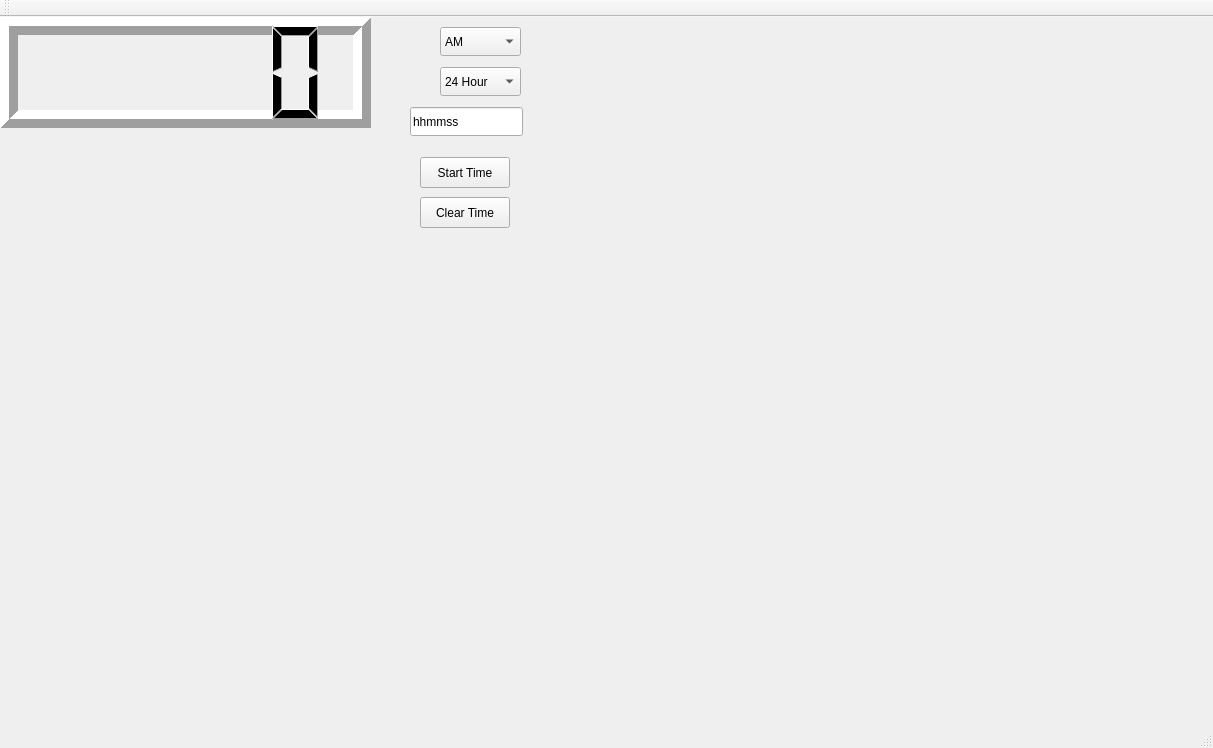
The window that WorkingClock/mainwindow.ui (jdrahoz/Clock) describes before a commit, drawn with Qt 5.
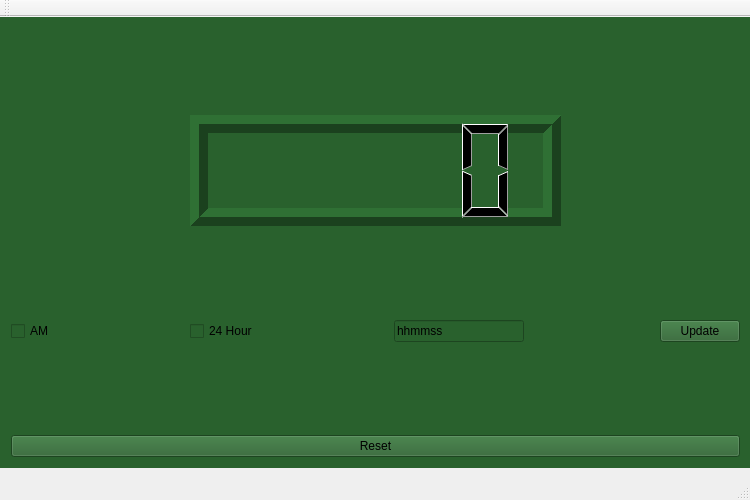
The same window after the commit.

What changed in the file:
```diff
--- a/WorkingClock/mainwindow.ui
+++ b/WorkingClock/mainwindow.ui
@@ -6,10 +6,16 @@
    <rect>
     <x>0</x>
     <y>0</y>
-    <width>1213</width>
-    <height>748</height>
+    <width>750</width>
+    <height>500</height>
    </rect>
   </property>
+  <property name="maximumSize">
+   <size>
+    <width>1000</width>
+    <height>1000</height>
+   </size>
+  </property>
   <property name="windowTitle">
    <string>MainWindow</string>
   </property>
@@ -19,21 +25,52 @@
      <rect>
       <x>0</x>
       <y>0</y>
-      <width>541</width>
-      <height>351</height>
+      <width>751</width>
+      <height>451</height>
      </rect>
     </property>
+    <property name="styleSheet">
+     <string notr="true">background-color: rgb(41, 97, 45);</string>
+    </property>
+    <layout class="QVBoxLayout" name="verticalLayout">
+     <item>
+      <spacer name="verticalSpacer">
+       <property name="orientation">
+        <enum>Qt::Vertical</enum>
+       </property>
+       <property name="sizeHint" stdset="0">
+        <size>
+         <width>20</width>
+         <height>66</height>
+        </size>
+       </property>
+      </spacer>
+     </item>
+     <item>
+      <layout class="QHBoxLayout" name="horizontalLayout_2">
+       <item>
+        <spacer name="horizontalSpacer_4">
+         <property name="orientation">
+          <enum>Qt::Horizontal</enum>
+         </property>
+         <property name="sizeHint" stdset="0">
+          <size>
+           <width>40</width>
+           <height>20</height>
+          </size>
+         </property>
+        </spacer>
+       </item>
+       <item>
     <widget class="QLCDNumber" name="Display">
      <property name="enabled">
       <bool>true</bool>
      </property>
-     <property name="geometry">
-      <rect>
-       <x>0</x>
-       <y>0</y>
+         <property name="minimumSize">
+          <size>
        <width>371</width>
        <height>111</height>
-      </rect>
+          </size>
      </property>
      <property name="mouseTracking">
       <bool>false</bool>
@@ -54,88 +91,127 @@
       <bool>false</bool>
      </property>
     </widget>
-    <widget class="QComboBox" name="comboBox">
-     <property name="enabled">
-      <bool>true</bool>
-     </property>
-     <property name="geometry">
-      <rect>
-       <x>440</x>
-       <y>10</y>
-       <width>81</width>
-       <height>29</height>
-      </rect>
-     </property>
+       </item>
+       <item>
+        <spacer name="horizontalSpacer_5">
+         <property name="orientation">
+          <enum>Qt::Horizontal</enum>
+         </property>
+         <property name="sizeHint" stdset="0">
+          <size>
+           <width>40</width>
+           <height>20</height>
+          </size>
+         </property>
+        </spacer>
+       </item>
+      </layout>
+     </item>
      <item>
+      <spacer name="verticalSpacer_2">
+       <property name="orientation">
+        <enum>Qt::Vertical</enum>
+       </property>
+       <property name="sizeHint" stdset="0">
+        <size>
+         <width>20</width>
+         <height>66</height>
+        </size>
+       </property>
+      </spacer>
+     </item>
+     <item>
+      <layout class="QHBoxLayout" name="horizontalLayout">
+       <item>
+        <widget class="QCheckBox" name="am">
       <property name="text">
        <string>AM</string>
       </property>
-     </item>
-     <item>
-      <property name="text">
-       <string>PM</string>
-      </property>
-     </item>
-    </widget>
-    <widget class="QComboBox" name="comboBox_2">
-     <property name="geometry">
-      <rect>
-       <x>440</x>
-       <y>50</y>
-       <width>81</width>
-       <height>29</height>
-      </rect>
-     </property>
+        </widget>
+       </item>
+       <item>
+        <spacer name="horizontalSpacer">
+         <property name="orientation">
+          <enum>Qt::Horizontal</enum>
+         </property>
+         <property name="sizeHint" stdset="0">
+          <size>
+           <width>40</width>
+           <height>20</height>
+          </size>
+         </property>
+        </spacer>
+       </item>
      <item>
+        <widget class="QCheckBox" name="mode">
       <property name="text">
        <string>24 Hour</string>
       </property>
-     </item>
-     <item>
-      <property name="text">
-       <string>12 Hour</string>
-      </property>
-     </item>
-    </widget>
-    <widget class="QLineEdit" name="lineEdit">
-     <property name="geometry">
-      <rect>
-       <x>410</x>
-       <y>90</y>
-       <width>113</width>
-       <height>29</height>
-      </rect>
-     </property>
+        </widget>
+       </item>
+       <item>
+        <spacer name="horizontalSpacer_2">
+         <property name="orientation">
+          <enum>Qt::Horizontal</enum>
+         </property>
+         <property name="sizeHint" stdset="0">
+          <size>
+           <width>40</width>
+           <height>20</height>
+          </size>
+         </property>
+        </spacer>
+       </item>
+       <item>
+        <widget class="QLineEdit" name="timeEdit">
      <property name="text">
       <string>hhmmss</string>
      </property>
     </widget>
-    <widget class="QPushButton" name="pushButton">
-     <property name="geometry">
-      <rect>
-       <x>420</x>
-       <y>140</y>
-       <width>90</width>
-       <height>31</height>
-      </rect>
-     </property>
+       </item>
+       <item>
+        <spacer name="horizontalSpacer_3">
+         <property name="orientation">
+          <enum>Qt::Horizontal</enum>
+         </property>
+         <property name="sizeHint" stdset="0">
+          <size>
+           <width>40</width>
+           <height>20</height>
+          </size>
+         </property>
+        </spacer>
+       </item>
+       <item>
+        <widget class="QPushButton" name="update">
      <property name="text">
-      <string>Start Time</string>
-     </property>
-    </widget>
-    <widget class="QPushButton" name="pushButton_2">
-     <property name="geometry">
-      <rect>
-       <x>420</x>
-       <y>180</y>
-       <width>90</width>
-       <height>31</height>
-      </rect>
-     </property>
+          <string>Update</string>
+         </property>
+        </widget>
+       </item>
+      </layout>
+     </item>
+     <item>
+      <spacer name="verticalSpacer_3">
+       <property name="orientation">
+        <enum>Qt::Vertical</enum>
+       </property>
+       <property name="sizeHint" stdset="0">
+        <size>
+         <width>20</width>
+         <height>66</height>
+        </size>
+       </property>
+      </spacer>
+     </item>
+     <item>
+      <widget class="QPushButton" name="reset">
      <property name="text">
-      <string>Clear Time</string>
-     </property>
-    </widget>
+        <string>Reset</string>
+       </property>
+      </widget>
+     </item>
+    </layout>
    </widget>
   </widget>
   <widget class="QMenuBar" name="menuBar">
```
Left out of the diff: 6 changed lines with no effect on the pictures. Lines whose indentation alone changed are shown as unchanged.
